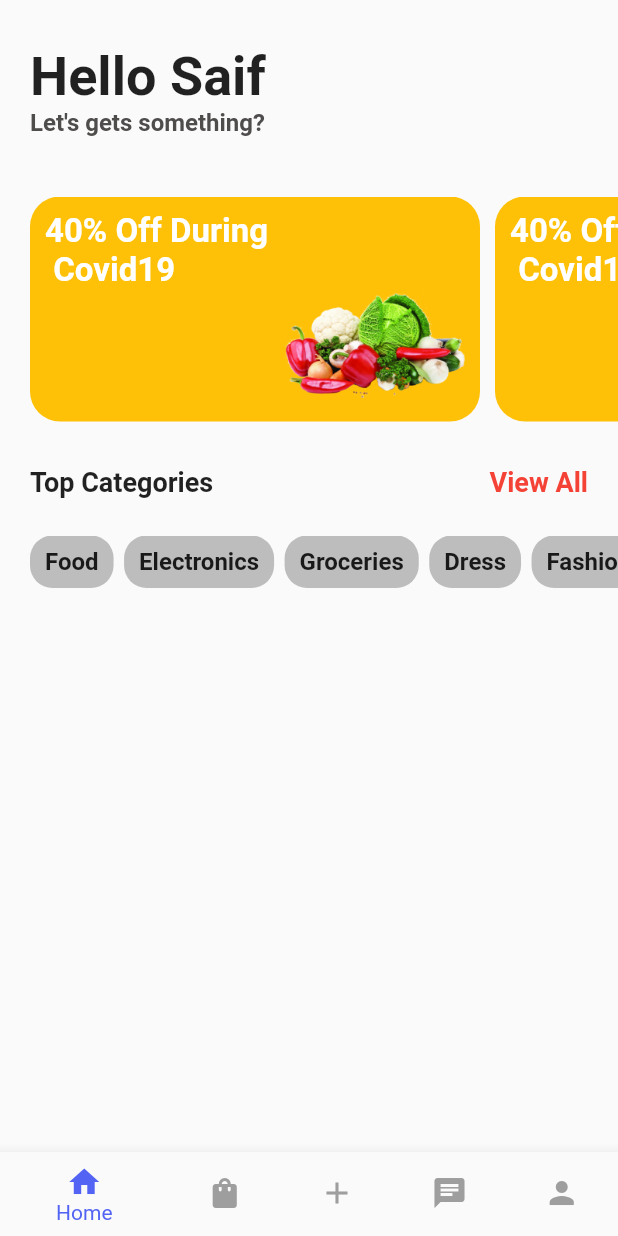
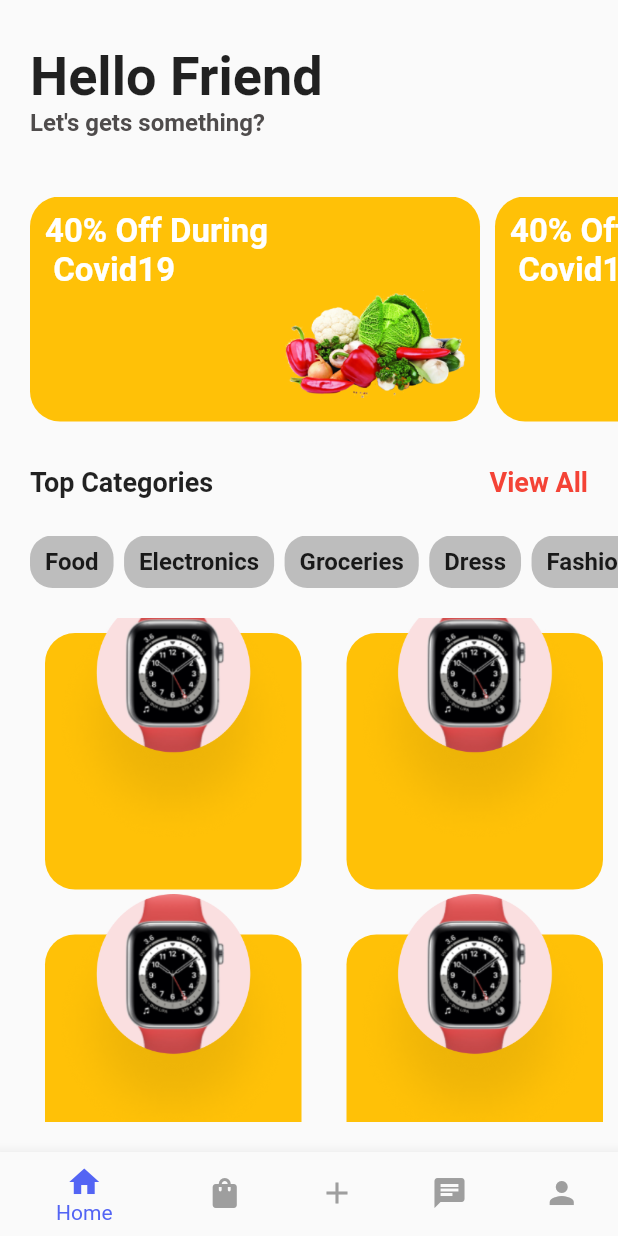
Before and after one commit to aasaif/PROJECT, a Flutter app: the screen it shows after launch, on a phone screen of 412 x 824 dp. Run offline on Flutter 3.47's test engine with Material 2 defaults, Android fonts, the phone set to English and light mode, and no system bars.

Commit message:
file updated

```diff
--- a/ecommerce_app/lib/pages/home.dart
+++ b/ecommerce_app/lib/pages/home.dart
@@ -20,7 +20,7 @@ class HomeScreen extends StatelessWidget {
             crossAxisAlignment: CrossAxisAlignment.start,
             children: [
               Text(
-                "Hello Saif",
+                "Hello Friend",
                 style: TextStyle(
                   fontSize: 36,
                   fontWeight: FontWeight.w600,
@@ -193,6 +193,76 @@ class HomeScreen extends StatelessWidget {
                   },
                 ),
               ),
+              SizedBox(height: 20),
+              Expanded(
+                child: GridView.builder(
+                    itemCount: 10,
+                    gridDelegate: SliverGridDelegateWithFixedCrossAxisCount(
+                      crossAxisSpacing: 10,
+                      mainAxisSpacing: 10,
+                      crossAxisCount: 2,
+                    ),
+                    itemBuilder: (_, index) {
+                      return Container(
+                        margin: EdgeInsets.only(
+                            left: 10, top: 10, right: 10, bottom: 10),
+                        height: 180,
+                        width: 170,
+                        decoration: BoxDecoration(
+                          color: Colors.amber,
+                          borderRadius: BorderRadius.all(Radius.circular(20)),
+                        ),
+                        child: Stack(
+                          clipBehavior: Clip.none,
+                          children: [
+                            Positioned(
+                              top: -30,
+                              child: Image.asset(
+                                "assets/watch.png",
+                                height: 180,
+                                width: 170,
+                              ),
+                            ),
+                          ],
+                        ),
+                      );
+                    }),
+              ),
+              /*Card(
+                elevation: 10,
+                shape: RoundedRectangleBorder(
+                    borderRadius: BorderRadius.circular(15)),
+                child: ListTile(
+                  leading: Icon(Icons.watch, size: 40, color: Colors.amber),
+                  title: Text('Apple Watch'),
+                  subtitle: Text('Series 6.Red'),
+                  trailing: Text('\$359'),
+                ),
+              ),*/
+              SizedBox(height: 20),
+              /*Container(
+                margin:
+                    EdgeInsets.only(left: 10, top: 10, right: 10, bottom: 10),
+                height: 180,
+                width: 170,
+                decoration: BoxDecoration(
+                  color: Colors.amber,
+                  borderRadius: BorderRadius.all(Radius.circular(20)),
+                ),
+                child: Stack(
+                  clipBehavior: Clip.none,
+                  children: [
+                    Positioned(
+                      top: -30,
+                      child: Image.asset(
+                        "assets/watch.png",
+                        height: 180,
+                        width: 170,
+                      ),
+                    ),
+                  ],
+                ),
+              ),*/
             ],
           ),
         ),
```
Also changed, not shown: ecommerce_app/lib/pages/chat.dart (+28 -1 lines), ecommerce_app/lib/pages/my_ads.dart (+20 -2 lines).
